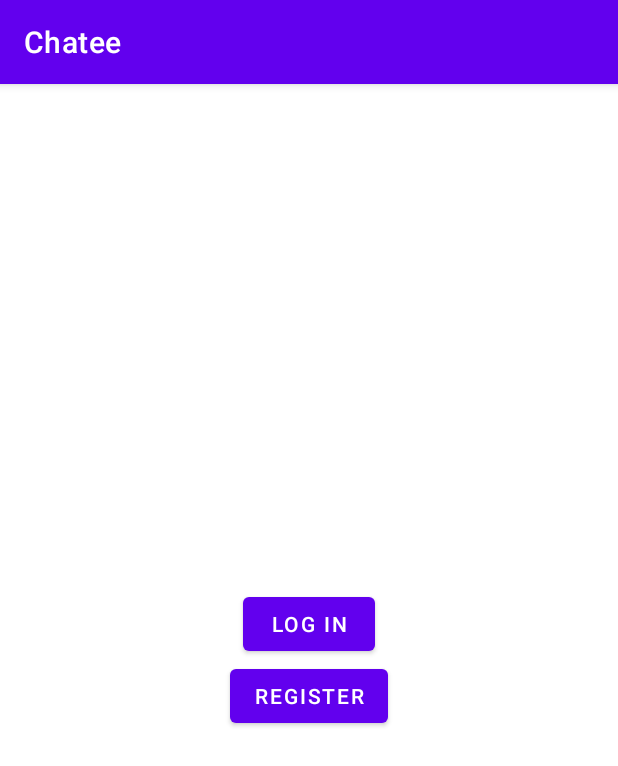
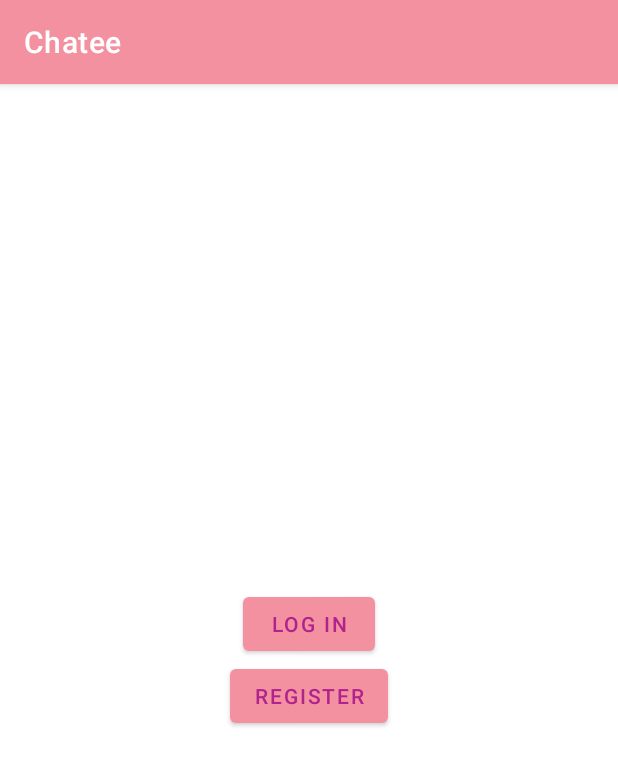
Before and after one commit to Mandeep-Personal/androidchatee-mandeep1580, an Android app: the screen it shows after launch (MainActivity), on a phone screen of 412 x 824 dp. Shown: the top 766 px of the screen. Run offline under Robolectric (Android 15) with nearby library versions, the phone set to English and light mode, and no system bars.

Commit message:
Added new color theme to the project

```diff
--- a/app/src/main/res/values/colors.xml
+++ b/app/src/main/res/values/colors.xml
@@ -7,4 +7,7 @@
     <color name="teal_700">#FF018786</color>
     <color name="black">#FF000000</color>
     <color name="white">#FFFFFFFF</color>
+    <color name="colorPrimary">#F391A0</color>
+    <color name="colorPrimaryDark">#B0228C</color>
+    <color name="colorAccent">#CCFF66</color>
 </resources>
--- a/app/src/main/res/values/themes.xml
+++ b/app/src/main/res/values/themes.xml
@@ -2,9 +2,9 @@
     <!-- Base application theme. -->
     <style name="Theme.ChateeKotlin" parent="Theme.MaterialComponents.DayNight.DarkActionBar">
         <!-- Primary brand color. -->
-        <item name="colorPrimary">@color/purple_500</item>
-        <item name="colorPrimaryVariant">@color/purple_700</item>
-        <item name="colorOnPrimary">@color/white</item>
+        <item name="colorPrimary">@color/colorPrimary</item>
+        <item name="colorPrimaryVariant">@color/colorAccent</item>
+        <item name="colorOnPrimary">@color/colorPrimaryDark</item>
         <!-- Secondary brand color. -->
         <item name="colorSecondary">@color/teal_200</item>
         <item name="colorSecondaryVariant">@color/teal_700</item>
```
